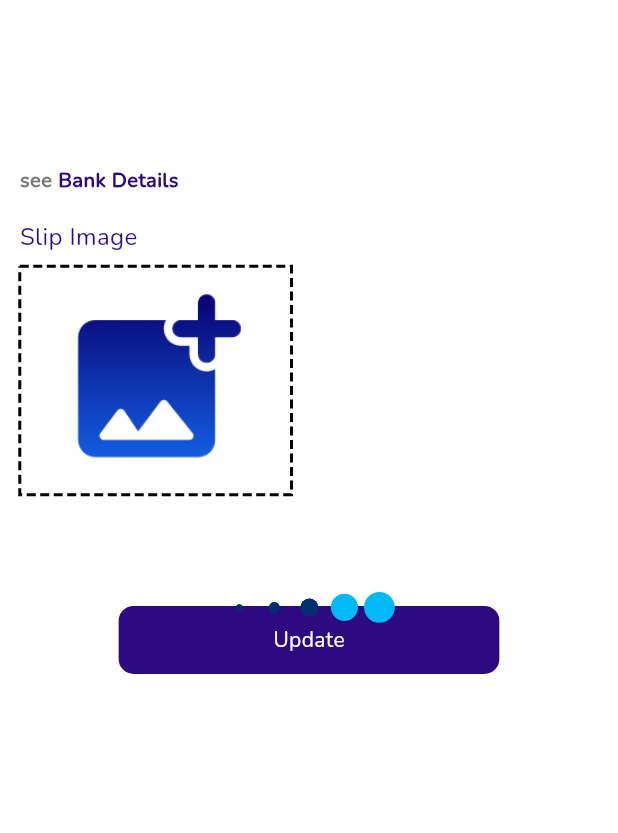
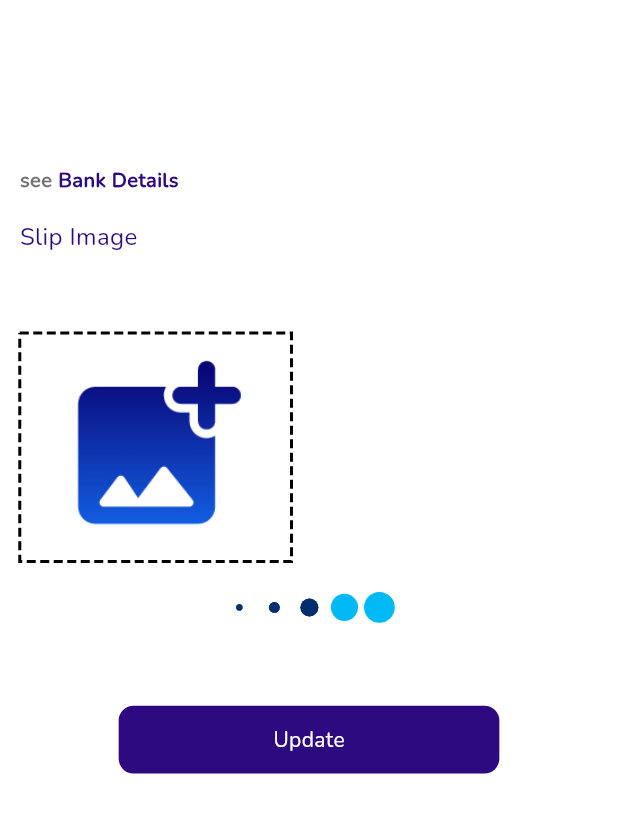
Before and after one commit to shayansaeed123/fahad_tutor, a Flutter app: the RegistrationChargesQuran widget shown alone on an empty page, opened directly, on a phone screen of 412 x 824 dp, the part 53-886 px from its top. Run offline on Flutter 3.47's test engine with Material 3 defaults, Android fonts, the phone set to English and light mode, and no system bars; drawn by our look-alikes of dotted_border; our stand-ins replace cached_network_image, connectivity_plus, convex_bottom_bar, device_preview, dropdown_search, firebase_auth and 14 more; missing offline and left inert: syncfusion_flutter_pdfviewer; accounts and stored records are empty; network calls fail.

Commit message:
update
updated

```diff
--- a/lib/views/profile/registrationchargesquran.dart
+++ b/lib/views/profile/registrationchargesquran.dart
@@ -10,6 +10,7 @@ import 'package:fahad_tutor/repo/utils.dart';
 import 'package:fahad_tutor/res/reusableText.dart';
 import 'package:fahad_tutor/res/reusablebottomsheet.dart';
 import 'package:fahad_tutor/res/reusablebtn.dart';
+import 'package:fahad_tutor/res/reusabledocuments.dart';
 import 'package:fahad_tutor/res/reusableloading.dart';
 import 'package:fahad_tutor/res/reusableprofilewidget.dart';
 import 'package:fahad_tutor/res/reusablesizebox.dart';
@@ -44,12 +45,22 @@ class _RegistrationChargesQuranState extends State<RegistrationChargesQuran> {
       isLoading = false;
     });
   }
+  void doc()async{
+    setState(() {
+      isLoading = true;
+    });
+    await repository.documentsAttach();
+    setState(() {
+      isLoading = false;
+    });
+  }
   @override
   void initState() {
     // TODO: implement initState
     super.initState();
     registerText();
     repository.check_msg();
+    doc();
   }
   Future<void> _pickImage(ImageSource source,) async {
   final pickedFile = await picker.pickImage(source: source);
@@ -113,7 +124,8 @@ Future<void> _uploadImages() async {
       final responseData = json.decode(responseString);
       print('Response Data: $responseData');
       setState(() {
-        chargesSlip = responseData['Registration_Quran'] ?? chargesSlip;
+        // chargesSlip = responseData['Registration_Quran'] ?? chargesSlip;
+        repository.charges_image_quran.value = responseData['Registration_Quran'] ?? repository.charges_image_quran.value;
       });
       print('fdgkdfg $chargesSlip');
     } else {
@@ -155,7 +167,7 @@ Future<void> _uploadImages() async {
         'code': '10',
         'update_status': '4',
         'tutor_id': MySharedPrefrence().get_user_ID().toString(),
-        'payment_recipt_quran': chargesSlip.toString(),
+        'payment_recipt_quran': repository.charges_image_quran.value.toString(),
       },);
       if (response.statusCode == 200) {
         if (response.body.isNotEmpty) {
@@ -210,40 +222,47 @@ Future<void> _uploadImages() async {
                             crossAxisAlignment: CrossAxisAlignment.start,
               children: [
                 reusableText('Slip Image', color: colorController.btnColor,fontsize: 16),
-                reusablaSizaBox(context, 0.01),
-                DottedBorder(
-                  color: colorController.blackColor,
-                    strokeWidth: 2,
-                    dashPattern: [6, 3],
-                    radius: Radius.circular(15),
-                    child:  InkWell(
-            onTap: (){
+          //       reusablaSizaBox(context, 0.01),
+          //       DottedBorder(
+          //         color: colorController.blackColor,
+          //           strokeWidth: 2,
+          //           dashPattern: [6, 3],
+          //           radius: Radius.circular(15),
+          //           child:  InkWell(
+          //   onTap: (){
+          //     reuablebottomsheet(context, 'Choose Charges Slip Image', (){
+          //       _pickImage(ImageSource.gallery);
+          //     }, (){
+          //       _pickImage(ImageSource.camera);
+          //     });
+          //   },
+          //   child: Container(
+          //     width: MediaQuery.of(context).size.width * .43,
+          //     height: MediaQuery.of(context).size.height * .18,
+          //     decoration: BoxDecoration(
+          //       color: colorController.whiteColor,
+          //       borderRadius: BorderRadius.circular(10),
+          //     ),
+          //     child: Padding(
+          //       padding: EdgeInsets.all(MediaQuery.of(context).size.width * .013,),
+          //       child: _chargesSlip != null
+          //                       ? Image.file(_chargesSlip!, fit: BoxFit.cover) :
+          //       Center(child: Image.asset('assets/images/add_img_placeholder.png',fit: BoxFit.contain,)
+          //       // : Image.network(image,fit: BoxFit.contain,)
+          //         ),
+          //     ),
+          //   ),
+          // ),
+          //           // reusableSelectImage2(context, (){}, '')
+          //       ),
+          //       reusablaSizaBox(context, .010),
+          reusableDocuments1(context, '', '', repository.charges_image_quran.value.toString(), (){
               reuablebottomsheet(context, 'Choose Charges Slip Image', (){
                 _pickImage(ImageSource.gallery);
               }, (){
                 _pickImage(ImageSource.camera);
               });
-            },
-            child: Container(
-              width: MediaQuery.of(context).size.width * .43,
-              height: MediaQuery.of(context).size.height * .18,
-              decoration: BoxDecoration(
-                color: colorController.whiteColor,
-                borderRadius: BorderRadius.circular(10),
-              ),
-              child: Padding(
-                padding: EdgeInsets.all(MediaQuery.of(context).size.width * .013,),
-                child: _chargesSlip != null
-                                ? Image.file(_chargesSlip!, fit: BoxFit.cover) :
-                Center(child: Image.asset('assets/images/add_img_placeholder.png',fit: BoxFit.contain,)
-                // : Image.network(image,fit: BoxFit.contain,)
-                  ),
-              ),
-            ),
-          ),
-                    // reusableSelectImage2(context, (){}, '')
-                ),
-                reusablaSizaBox(context, .010),
+            }, 'assets/images/add_img_placeholder.png'),
               ],
             ),
             Padding(
```
